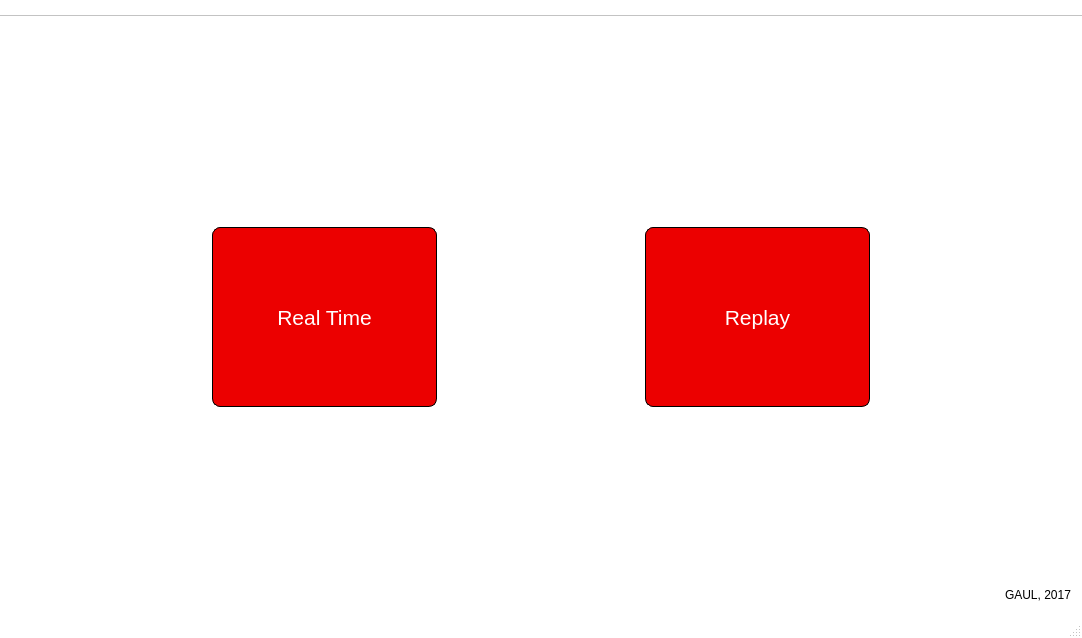
Above: BaseStation/src/resources/mainwindow.ui from ul-gaul/Avionique_Software before the change. Below: the same form after it.
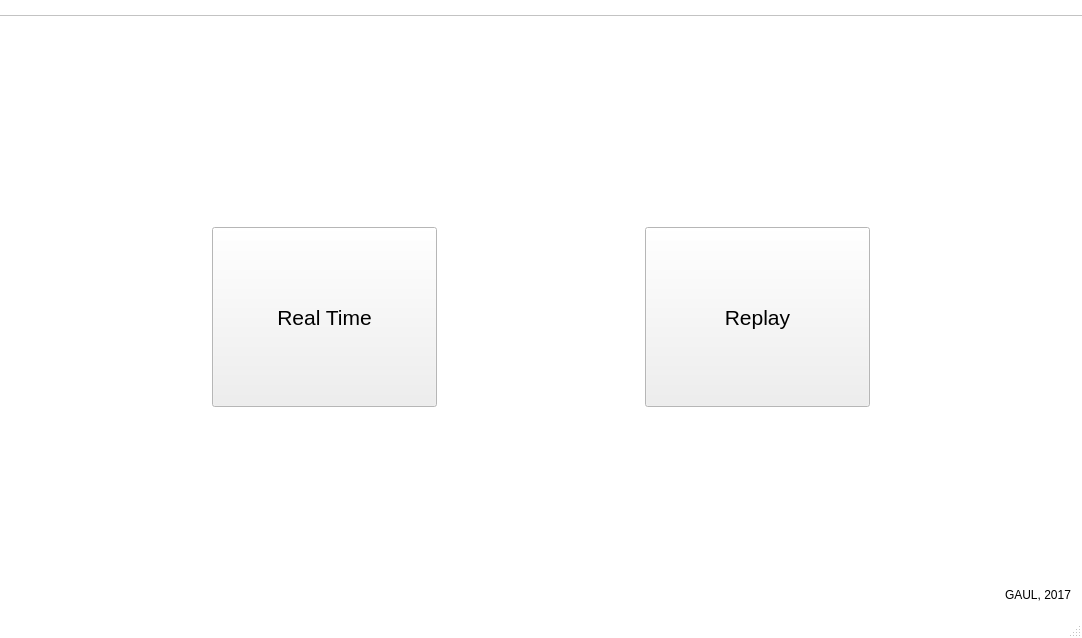
That is the form after the change. Icons and pictures are not drawn.

Commit message: Nouveau fichier mainwindow.ui

```diff
--- a/BaseStation/src/resources/mainwindow.ui
+++ b/BaseStation/src/resources/mainwindow.ui
@@ -157,7 +157,7 @@
      </spacer>
     </item>
     <item>
-     <layout class="QHBoxLayout" name="horizontalLayout_3">
+     <layout class="QHBoxLayout" name="horizontalLayout_2">
       <item>
        <spacer name="horizontalSpacer_3">
         <property name="orientation">
@@ -196,14 +196,6 @@
           <pointsize>16</pointsize>
          </font>
         </property>
-        <property name="styleSheet">
-         <string notr="true">#pushButton {
-	background-color: rgb(236,0,0);
-	border: 1px solid black;
-	border-radius: 8px;
-	color: white;
-}</string>
-        </property>
         <property name="text">
          <string>Real Time</string>
         </property>
@@ -250,14 +242,6 @@
           <pointsize>16</pointsize>
          </font>
         </property>
-        <property name="styleSheet">
-         <string notr="true">#pushButton_2 {
-	background-color: rgb(236, 0, 0);
-	border: 1px solid black;
-	border-radius: 8px;
-	color: white;
-}</string>
-        </property>
         <property name="text">
          <string>Replay</string>
         </property>
@@ -292,7 +276,7 @@
      </spacer>
     </item>
     <item>
-     <layout class="QHBoxLayout" name="horizontalLayout_4">
+     <layout class="QHBoxLayout" name="horizontalLayout_3">
       <property name="sizeConstraint">
        <enum>QLayout::SetMinimumSize</enum>
       </property>
```
Left out of the diff: 13 changed lines with no effect on the pictures.
